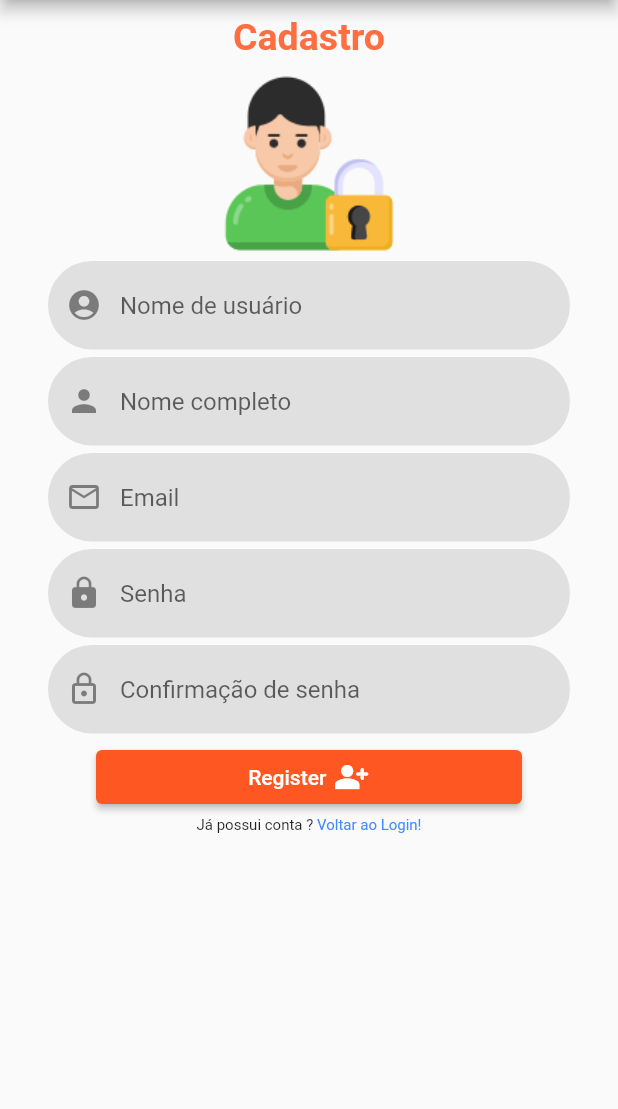
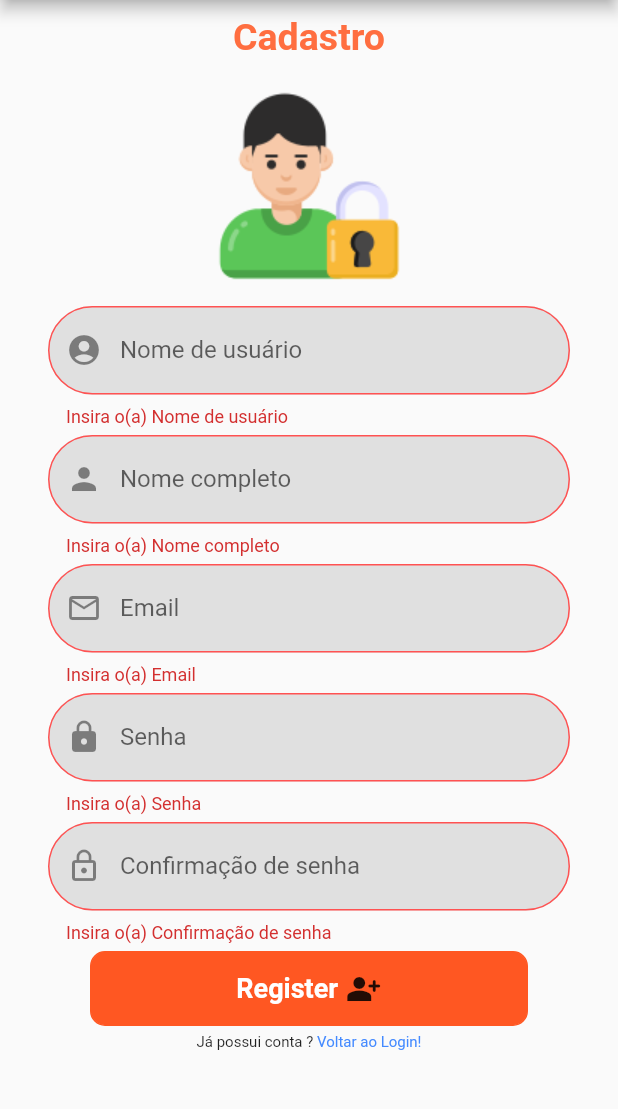
Before and after one commit to WesleyBarbosaMR/flutter_sqlite_login, a Flutter app: the RegisterPage screen opened directly, after a tap on "Register", on a phone screen of 412 x 824 dp, the part 84-1193 px from its top. Run offline on Flutter 3.47's test engine with Material 2 defaults, Android fonts, the phone set to English and light mode, and no system bars; our stand-ins replace fluttertoast, sqflite; accounts and stored records are empty.

Commit message:
Error handling & code optimization

```diff
--- /dev/null
+++ b/flutter_sqlite_login/lib/Comm/genLoginSignupHeader.dart
@@ -0,0 +1,36 @@
+// * Import Libraries
+// * Flutter Libraries
+import 'package:flutter/material.dart';
+
+class genLoginSignupHeader extends StatelessWidget {
+  late String pageTitle;
+
+  genLoginSignupHeader({
+    required this.pageTitle,
+  });
+
+  @override
+  Widget build(BuildContext context) {
+    return Container(
+      child: Column(
+        children: [
+          Text(
+            pageTitle,
+            style: TextStyle(
+              fontSize: 25.0,
+              fontWeight: FontWeight.bold,
+              color: Colors.deepOrangeAccent,
+            ),
+          ),
+          SizedBox(height: 10.0),
+          // * Asset login image
+          Image.asset(
+            "assets/images/login_image.png",
+            height: 150.0,
+            width: 150.0,
+          ),
+        ],
+      ),
+    );
+  }
+}
--- a/flutter_sqlite_login/lib/Comm/genTextFormField.dart
+++ b/flutter_sqlite_login/lib/Comm/genTextFormField.dart
@@ -1,18 +1,22 @@
 // * Import Libraries
 // * Flutter Libraries
 import 'package:flutter/material.dart';
+import 'package:flutter_sqlite_login/Comm/comHelper.dart';
 
 class getTextFormField extends StatelessWidget {
   late TextEditingController controller;
   late String hintName;
   late IconData icon;
   late bool isObscureText;
+  late TextInputType inputType;
 
-  getTextFormField(
-      {required this.controller,
-      required this.hintName,
-      required this.icon,
-      this.isObscureText = false});
+  getTextFormField({
+    required this.controller,
+    required this.hintName,
+    required this.icon,
+    this.isObscureText = false,
+    this.inputType = TextInputType.text,
+  });
 
   @override
   Widget build(BuildContext context) {
@@ -21,7 +25,21 @@ class getTextFormField extends StatelessWidget {
       child: TextFormField(
         controller: controller,
         obscureText: isObscureText,
+        keyboardType: inputType,
+        validator: (value) {
+          if (value == null || value.isEmpty) {
+            return 'Insira o(a) $hintName';
+          }
+
+          if (hintName == 'Email' && !validateEmail(value)) {
+            return 'Formato de email inválido!';
+          }
+
+          return null;
+        },
+        onSaved: (val) => controller.text = val!,
         decoration: InputDecoration(
+          labelText: hintName,
           hintText: hintName,
 
           // * Input Decoration
--- a/flutter_sqlite_login/lib/pages/register_page.dart
+++ b/flutter_sqlite_login/lib/pages/register_page.dart
@@ -1,24 +1,41 @@
 // * Import Libraries
 // * Flutter Libraries
 import 'package:flutter/material.dart';
-import 'package:flutter_sqlite_login/Comm/genTextFormField.dart';
-import 'package:flutter_sqlite_login/pages/login_page.dart';
 
 // * Project Libraries
+import 'package:flutter_sqlite_login/pages/login_page.dart';
+import 'package:flutter_sqlite_login/Comm/genLoginSignupHeader.dart';
+import 'package:flutter_sqlite_login/Comm/genTextFormField.dart';
+import 'package:flutter_sqlite_login/Comm/comHelper.dart';
+import 'package:fluttertoast/fluttertoast.dart';
 
 class RegisterPage extends StatefulWidget {
-  const RegisterPage({Key? key}) : super(key: key);
-
   @override
   _RegisterPageState createState() => _RegisterPageState();
 }
 
 class _RegisterPageState extends State<RegisterPage> {
+  final _formKey = GlobalKey<FormState>();
+
   final _conUserId = TextEditingController();
   final _conUserNm = TextEditingController();
   final _conEmail = TextEditingController();
   final _conPass = TextEditingController();
   final _conPassConf = TextEditingController();
+
+  signUp() {
+    final form = _formKey.currentState;
+
+    String uid = _conUserId.text;
+    String uname = _conUserNm.text;
+    String email = _conEmail.text;
+    String pass = _conPass.text;
+    String cfmPass = _conPassConf.text;
+
+    if (form!.validate()) {
+      alertDialog(context, "Cadastrado com sucesso!");
+    }
+  }
 
   @override
   Widget build(BuildContext context) {
@@ -26,7 +43,9 @@ class _RegisterPageState extends State<RegisterPage> {
       appBar: AppBar(
         title: Text('Login&Register SQlite', textAlign: TextAlign.center),
       ),
-      body: SingleChildScrollView(
+      body: Form(
+        key: _formKey,
+        child: SingleChildScrollView(
           scrollDirection: Axis.vertical,
           child: Container(
             child: Center(
@@ -35,21 +54,7 @@ class _RegisterPageState extends State<RegisterPage> {
                 children: [
                   SizedBox(height: 10.0),
                   // * Page Title
-                Text(
-                  'Cadastro',
-                  style: TextStyle(
-                    fontSize: 25.0,
-                    fontWeight: FontWeight.bold,
-                    color: Colors.deepOrangeAccent,
-                  ),
-                ),
-                SizedBox(height: 10.0),
-                // * Asset login image
-                Image.asset(
-                  "assets/images/login_image.png",
-                  height: 120.0,
-                  width: 120.0,
-                ),
+                  genLoginSignupHeader(pageTitle: 'Cadastro'),
                   SizedBox(height: 5.0),
                   // * User ID Field
                   getTextFormField(
@@ -63,6 +68,7 @@ class _RegisterPageState extends State<RegisterPage> {
                     controller: _conUserNm,
                     hintName: 'Nome completo',
                     icon: Icons.person,
+                    inputType: TextInputType.name,
                   ),
                   SizedBox(height: 5.0),
                   // * Email Field
@@ -70,6 +76,7 @@ class _RegisterPageState extends State<RegisterPage> {
                     controller: _conEmail,
                     hintName: 'Email',
                     icon: Icons.mail_outline,
+                    inputType: TextInputType.emailAddress,
                   ),
                   SizedBox(height: 5.0),
                   // * Password Field
@@ -85,20 +92,35 @@ class _RegisterPageState extends State<RegisterPage> {
                     controller: _conPassConf,
                     hintName: 'Confirmação de senha',
                     icon: Icons.lock_outline,
-                  // Refeito
                     isObscureText: true,
                   ),
                   SizedBox(height: 5.0),
                   // * Register Button
                   Container(
-                  padding: EdgeInsets.symmetric(horizontal: 64),
-                  child: ElevatedButton(
-                    onPressed: () {},
+                    decoration: BoxDecoration(
+                      color: Colors.deepOrange,
+                      border: Border.all(
+                          color: Colors.deepOrange,
+                          width: 1.0,
+                          style: BorderStyle.solid),
+                      borderRadius: BorderRadius.circular(10),
+                    ),
+                    padding: EdgeInsets.symmetric(horizontal: 32),
+                    margin: EdgeInsets.symmetric(horizontal: 60),
+                    child: FlatButton(
+                      onPressed: signUp,
                       child: Row(
                         mainAxisAlignment: MainAxisAlignment.center,
                         crossAxisAlignment: CrossAxisAlignment.center,
                         children: [
-                        Text('Register'),
+                          Text(
+                            'Register',
+                            style: TextStyle(
+                              color: Colors.white,
+                              fontSize: 18.0,
+                              fontWeight: FontWeight.bold,
+                            ),
+                          ),
                           SizedBox(
                             width: 5.0,
                           ),
@@ -107,7 +129,7 @@ class _RegisterPageState extends State<RegisterPage> {
                       ),
                     ),
                   ),
-                SizedBox(height: 2.0),
+                  SizedBox(height: 5.0),
                   // * Toggle Create Account
                   Container(
                     child: Row(
@@ -122,11 +144,12 @@ class _RegisterPageState extends State<RegisterPage> {
                         ),
                         GestureDetector(
                           onTap: () {
-                          Navigator.push(
+                            Navigator.pushAndRemoveUntil(
                               context,
                               MaterialPageRoute(
                                 builder: (context) => LoginPage(),
                               ),
+                              (Route<dynamic> route) => false,
                             );
                           },
                           child: Text(
@@ -145,6 +168,7 @@ class _RegisterPageState extends State<RegisterPage> {
             ),
           ),
         ),
+      ),
     );
   }
 }
```
Also changed, not shown: flutter_sqlite_login/lib/Comm/comHelper.dart (added, +17 -0 lines), flutter_sqlite_login/lib/Database/DbHelper.dart (added, +51 -0 lines), flutter_sqlite_login/lib/pages/login_page.dart (+44 -22 lines), flutter_sqlite_login/pubspec.yaml (+7 -16 lines), flutter_sqlite_login/pubspec.lock, 1 other file. Lines whose indentation alone changed are shown as unchanged.
